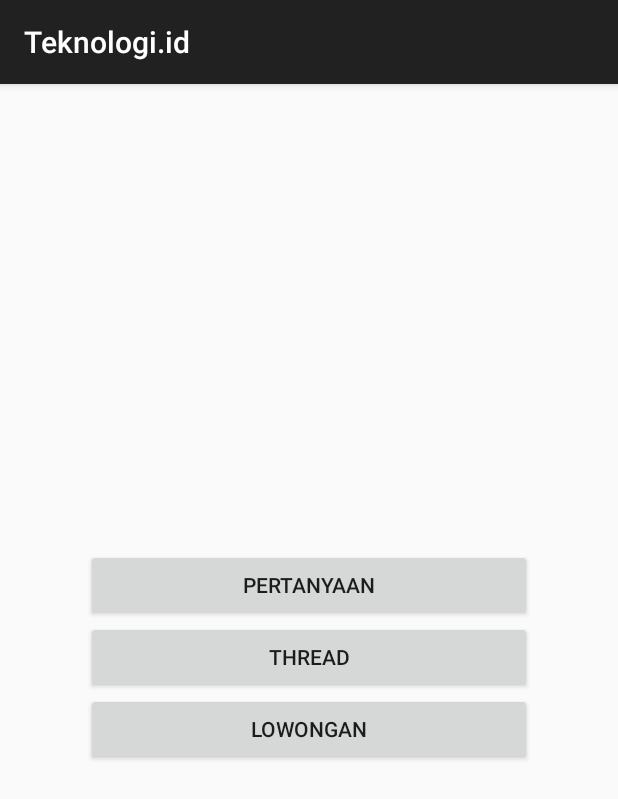
After one commit to fakrypermana/just_for_learn, an Android app: the FirstActivity screen opened directly, with no data from a screen before it, on a phone screen of 412 x 824 dp. The commit adds this screen. Shown: the top 799 px of the screen. Run offline under Robolectric (Android 15) with nearby library versions, the phone set to English and light mode, and no system bars; our stand-ins replace ButterKnife; 1 statement that could not run was skipped.

Commit message:
add first activity

```diff
--- a/app/build.gradle
+++ b/app/build.gradle
@@ -33,7 +33,7 @@ android {
             proguardFiles getDefaultProguardFile('proguard-android.txt'), 'proguard-rules.pro'
         }
     }
-    dexOptions{
+    dexOptions {
         javaMaxHeapSize "4g"
     }
     compileOptions {
--- /dev/null
+++ b/app/src/main/java/id/teknologi/teknologiid/FirstActivity.java
@@ -0,0 +1,30 @@
+package id.teknologi.teknologiid;
+
+import android.support.v7.app.AppCompatActivity;
+import android.os.Bundle;
+
+import id.teknologi.teknologiid.base.BaseActivity;
+
+public class FirstActivity extends BaseActivity {
+
+    @Override
+    protected void onCreate(Bundle savedInstanceState) {
+        super.onCreate(savedInstanceState);
+        setContentView(R.layout.activity_first);
+    }
+
+    @Override
+    protected int contentView() {
+        return 0;
+    }
+
+    @Override
+    protected void setupData(Bundle savedInstanceState) {
+
+    }
+
+    @Override
+    protected void setupView() {
+
+    }
+}
--- a/app/src/main/java/id/teknologi/teknologiid/base/BaseView.java
+++ b/app/src/main/java/id/teknologi/teknologiid/base/BaseView.java
@@ -7,4 +7,5 @@ package id.teknologi.teknologiid.base;
 public interface BaseView {
     void onLoading(boolean isLoading);
     void onFailed(String message);
+
 }
--- /dev/null
+++ b/app/src/main/res/layout/activity_first.xml
@@ -0,0 +1,48 @@
+<?xml version="1.0" encoding="utf-8"?>
+<android.support.constraint.ConstraintLayout xmlns:android="http://schemas.android.com/apk/res/android"
+    xmlns:app="http://schemas.android.com/apk/res-auto"
+    xmlns:tools="http://schemas.android.com/tools"
+    android:layout_width="match_parent"
+    android:layout_height="match_parent"
+    tools:context=".FirstActivity">
+
+    <LinearLayout
+        android:layout_width="297dp"
+        android:layout_height="148dp"
+        android:layout_marginBottom="8dp"
+        android:layout_marginEnd="8dp"
+        android:layout_marginLeft="8dp"
+        android:layout_marginRight="8dp"
+        android:layout_marginStart="8dp"
+        android:layout_marginTop="8dp"
+        android:orientation="horizontal"
+        app:layout_constraintBottom_toBottomOf="parent"
+        app:layout_constraintEnd_toEndOf="parent"
+        app:layout_constraintStart_toStartOf="parent"
+        app:layout_constraintTop_toTopOf="parent">
+
+        <LinearLayout
+            android:layout_width="match_parent"
+            android:layout_height="match_parent"
+            android:orientation="vertical">
+
+            <Button
+                android:id="@+id/QuestionButton"
+                android:layout_width="match_parent"
+                android:layout_height="wrap_content"
+                android:text="Pertanyaan" />
+
+            <Button
+                android:id="@+id/ThreadButton"
+                android:layout_width="match_parent"
+                android:layout_height="wrap_content"
+                android:text="Thread" />
+
+            <Button
+                android:id="@+id/LowonganButton"
+                android:layout_width="match_parent"
+                android:layout_height="wrap_content"
+                android:text="Lowongan" />
+        </LinearLayout>
+    </LinearLayout>
+</android.support.constraint.ConstraintLayout>
```
Also changed, not shown: app/src/main/AndroidManifest.xml (+7 -3 lines), app/src/main/java/id/teknologi/teknologiid/feature/coba/CobaPresenter.java (added, +28 -0 lines), app/src/main/java/id/teknologi/teknologiid/feature/coba/CobaView.java (added, +10 -0 lines), app/src/main/java/id/teknologi/teknologiid/feature/coba/ThreadDetailActivity.java (added, +79 -0 lines), app/src/main/java/id/teknologi/teknologiid/model/CobaModel.java (added, +62 -0 lines), app/src/main/java/id/teknologi/teknologiid/model/Comment.java (added, +19 -0 lines), app/src/main/res/layout/activity_thread.xml (added, +14 -0 lines), 1 other file.
